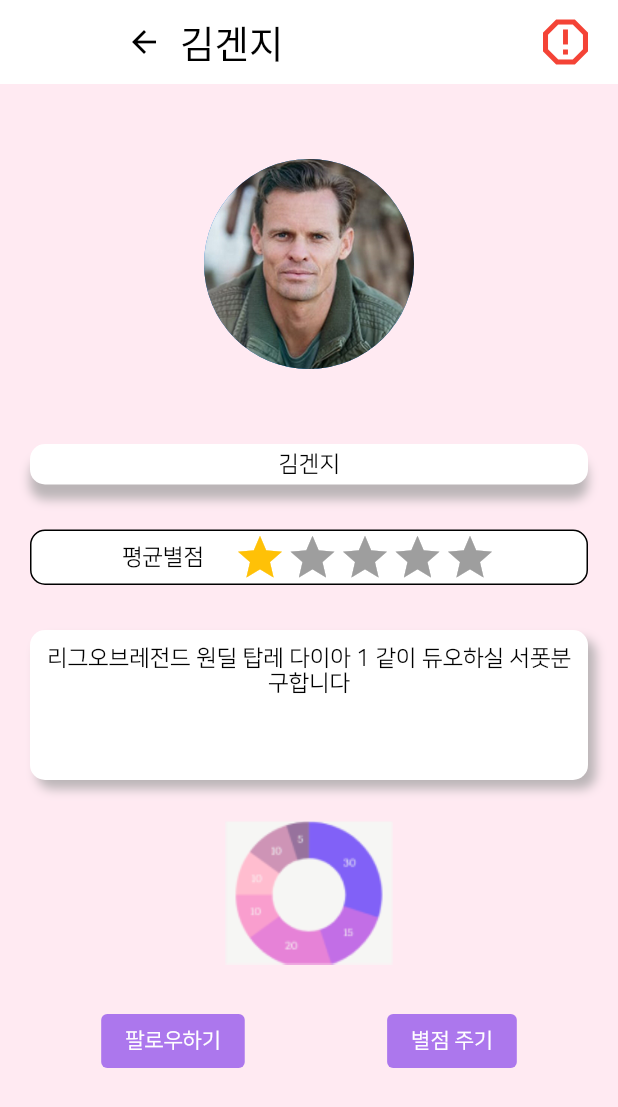
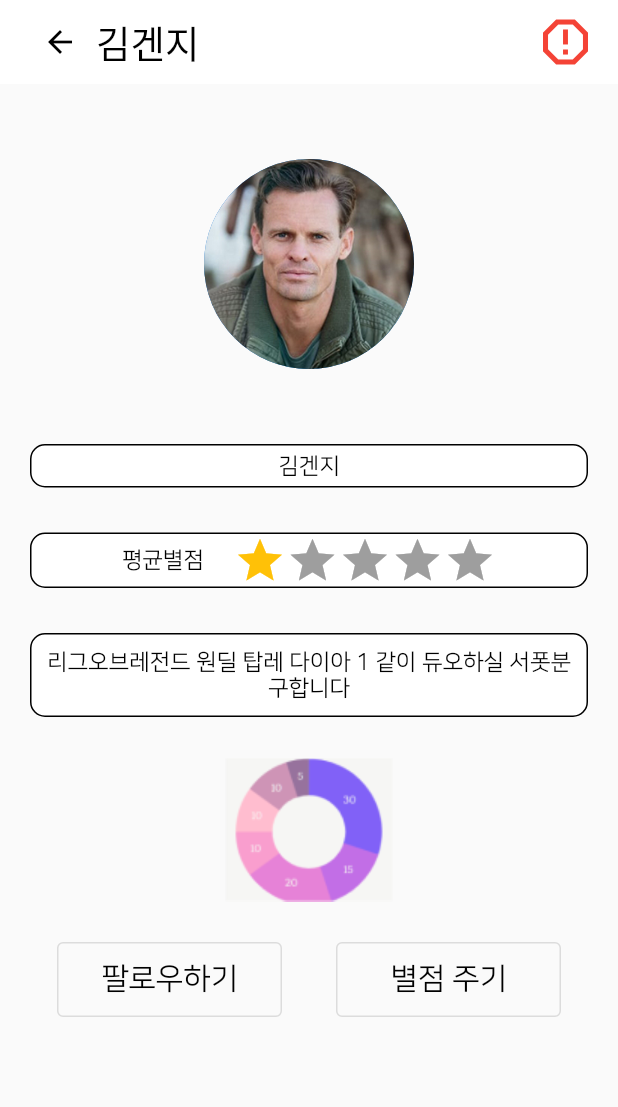
Before and after one commit to BeomyoonHeo/ggamf_front, a Flutter app: the OpponentProfile screen opened directly, on a phone screen of 412 x 824 dp. Shown: the top 1107 px of the screen. Run offline on Flutter 3.47's test engine with Material 2 defaults, Android fonts, the phone set to English and light mode, and no system bars; drawn by our look-alikes of flutter_rating_bar; our stand-ins replace chips_choice, data_table_2, dio, flashy_tab_bar2, flutter_riverpod, flutter_svg and 4 more; generated files the repository leaves out were written again; network calls fail; project files that could hold a hidden picture were left out.

Commit message:
opponent_profile_page 디자인 수정

```diff
--- a/lib/views/pages/profile/my_profile/my_profile_page.dart
+++ b/lib/views/pages/profile/my_profile/my_profile_page.dart
@@ -106,7 +106,6 @@ class _MyProfilePageState extends State<MyProfilePage> {
 
   Widget _introduce() {
     return Container(
-      margin: EdgeInsets.symmetric(horizontal: 30),
       padding: EdgeInsets.all(10),
       width: double.infinity,
       decoration: BoxDecoration(
@@ -126,7 +125,6 @@ class _MyProfilePageState extends State<MyProfilePage> {
 
   Widget _nickName() {
     return Container(
-      margin: EdgeInsets.symmetric(horizontal: 30),
       padding: EdgeInsets.all(10),
       width: double.infinity,
       decoration: BoxDecoration(
@@ -158,7 +156,6 @@ Widget _imageDialog() {
 Widget _ratedStar() {
   return Container(
     padding: EdgeInsets.all(10),
-    margin: EdgeInsets.symmetric(horizontal: 30),
     decoration: BoxDecoration(
       border: Border.all(width: 1),
       borderRadius: BorderRadius.circular(10),
--- a/lib/views/pages/profile/opponent_profile/opponent_profile_page.dart
+++ b/lib/views/pages/profile/opponent_profile/opponent_profile_page.dart
@@ -10,9 +10,8 @@ class OpponentProfile extends StatelessWidget {
   Widget build(BuildContext context) {
     return Scaffold(
       appBar: _appbar(),
-      backgroundColor: kPrimaryColor,
       body: Padding(
-        padding: const EdgeInsets.only(left: 20, right: 20),
+        padding: const EdgeInsets.symmetric(horizontal: 20),
         child: ListView(
           children: [
             SizedBox(height: 50),
@@ -56,6 +55,7 @@ class OpponentProfile extends StatelessWidget {
 
   AppBar _appbar() {
     return AppBar(
+      automaticallyImplyLeading: false,
       backgroundColor: Colors.white,
       title: Row(
         children: [
@@ -98,20 +98,26 @@ class OpponentProfile extends StatelessWidget {
   }
 
   Widget _ratingStarButton(BuildContext context) {
-    return ElevatedButton(
+    return OutlinedButton(
       onPressed: () {
         showDialog(context: context, builder: (_) => _ratingStar(context));
       },
-      child: Text("별점 주기"),
-      style: ElevatedButton.styleFrom(backgroundColor: kSecondaryColor),
+      child: Text("별점 주기", style: TextStyle(fontSize: 20)),
+      style: OutlinedButton.styleFrom(
+        foregroundColor: Colors.black,
+        minimumSize: Size(150, 50),
+      ),
     );
   }
 
   Widget _followButton() {
-    return ElevatedButton(
+    return OutlinedButton(
       onPressed: () {},
-      child: Text("팔로우하기"),
-      style: ElevatedButton.styleFrom(backgroundColor: kSecondaryColor),
+      child: Text("팔로우하기", style: TextStyle(fontSize: 20)),
+      style: OutlinedButton.styleFrom(
+        foregroundColor: Colors.black,
+        minimumSize: Size(150, 50),
+      ),
     );
   }
 
@@ -119,23 +125,17 @@ class OpponentProfile extends StatelessWidget {
     return Container(
       padding: EdgeInsets.all(10),
       width: double.infinity,
-      height: 100,
       decoration: BoxDecoration(
-        boxShadow: [
-          BoxShadow(
-            color: Colors.grey.withOpacity(0.7),
-            blurRadius: 5,
-            spreadRadius: 0,
-            offset: Offset(5, 6),
-          ),
-        ],
+        border: Border.all(width: 1),
         borderRadius: BorderRadius.circular(10),
         color: Colors.white,
       ),
-      child: Text(
-        "리그오브레전드 원딜 탑레 다이아 1 같이 듀오하실 서폿분 구합니다",
-        textAlign: TextAlign.center,
-        style: TextStyle(fontSize: 15, color: Colors.black),
+      child: Expanded(
+        child: Text(
+          "리그오브레전드 원딜 탑레 다이아 1 같이 듀오하실 서폿분 구합니다",
+          textAlign: TextAlign.center,
+          style: TextStyle(fontSize: 15, color: Colors.black),
+        ),
       ),
     );
   }
@@ -144,14 +144,7 @@ class OpponentProfile extends StatelessWidget {
     return Container(
       padding: EdgeInsets.all(5),
       decoration: BoxDecoration(
-        boxShadow: [
-          BoxShadow(
-            color: Colors.grey.withOpacity(0.7),
-            blurRadius: 5,
-            spreadRadius: 0,
-            offset: Offset(0, 10),
-          ),
-        ],
+        border: Border.all(width: 1),
         borderRadius: BorderRadius.circular(10),
         color: Colors.white,
       ),
```
